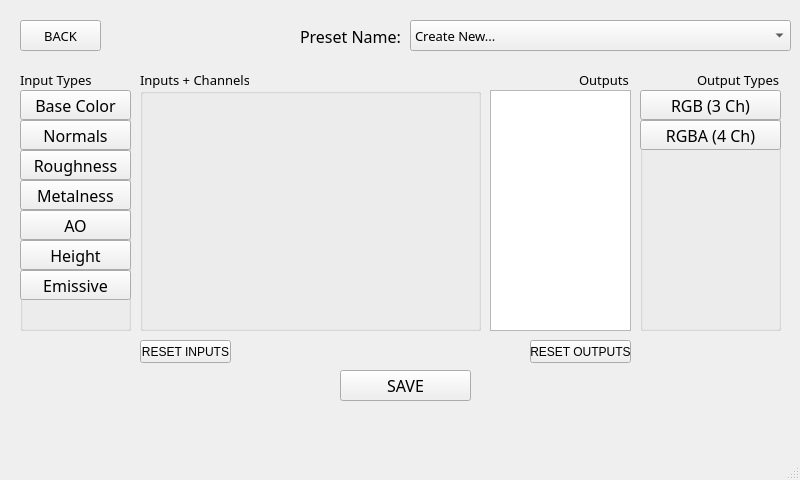
First picture: the form in PresetMaker.ui, repository Markgundam/TexturePacker, before the edit.
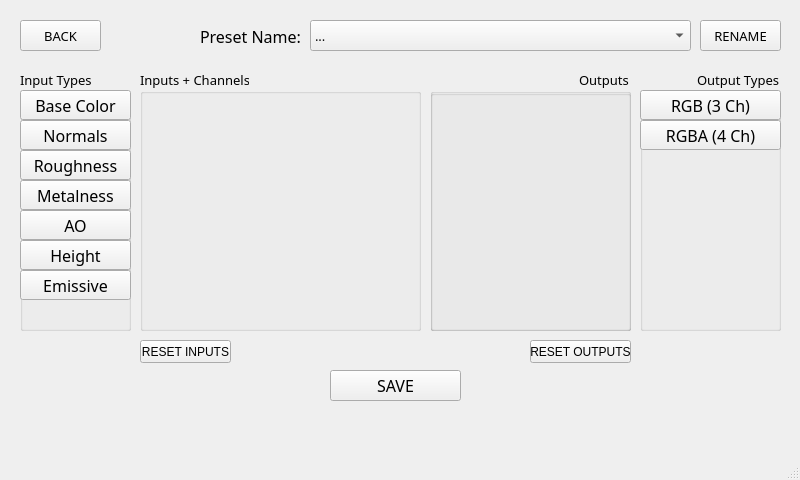
Second picture: the form after the edit.

Commit message: UI Frontend finalized

```diff
--- a/PresetMaker.ui
+++ b/PresetMaker.ui
@@ -10,6 +10,12 @@
     <height>480</height>
    </rect>
   </property>
+  <property name="minimumSize">
+   <size>
+    <width>800</width>
+    <height>480</height>
+   </size>
+  </property>
   <property name="font">
    <font>
     <italic>false</italic>
@@ -22,7 +28,13 @@
    <string>PresetMaker</string>
   </property>
   <widget class="QWidget" name="centralwidget">
-   <widget class="QGroupBox" name="groupBox">
+   <property name="minimumSize">
+    <size>
+     <width>0</width>
+     <height>0</height>
+    </size>
+   </property>
+   <widget class="QGroupBox" name="InputTypesBox">
     <property name="geometry">
      <rect>
       <x>20</x>
@@ -238,7 +250,7 @@
    <widget class="QLabel" name="label_4">
     <property name="geometry">
      <rect>
-      <x>300</x>
+      <x>200</x>
       <y>20</y>
       <width>111</width>
       <height>32</height>
@@ -257,7 +269,7 @@
    <widget class="QPushButton" name="PackButton_2">
     <property name="geometry">
      <rect>
-      <x>340</x>
+      <x>330</x>
       <y>370</y>
       <width>131</width>
       <height>31</height>
@@ -278,7 +290,7 @@
    <widget class="QComboBox" name="comboBox_2">
     <property name="geometry">
      <rect>
-      <x>410</x>
+      <x>310</x>
       <y>20</y>
       <width>381</width>
       <height>31</height>
@@ -293,6 +305,11 @@
     <property name="editable">
      <bool>false</bool>
     </property>
+    <item>
+     <property name="text">
+      <string>...</string>
+     </property>
+    </item>
     <item>
      <property name="text">
       <string>Create New...</string>
@@ -302,9 +319,9 @@
    <widget class="QGroupBox" name="groupBox_4">
     <property name="geometry">
      <rect>
-      <x>490</x>
+      <x>430</x>
       <y>70</y>
-      <width>141</width>
+      <width>201</width>
       <height>261</height>
      </rect>
     </property>
@@ -321,20 +338,17 @@
     <property name="title">
      <string>Outputs</string>
     </property>
-    <widget class="QListWidget" name="OutputList">
+    <widget class="QGroupBox" name="OutputNamesBox">
      <property name="geometry">
       <rect>
        <x>0</x>
        <y>20</y>
-       <width>141</width>
+       <width>201</width>
        <height>241</height>
       </rect>
      </property>
-     <property name="font">
-      <font>
-       <family>Montserrat Light</family>
-       <pointsize>12</pointsize>
-      </font>
+     <property name="title">
+      <string/>
      </property>
     </widget>
    </widget>
@@ -343,7 +357,7 @@
      <rect>
       <x>140</x>
       <y>70</y>
-      <width>341</width>
+      <width>281</width>
       <height>261</height>
      </rect>
     </property>
@@ -410,6 +424,27 @@
      <string>BACK</string>
     </property>
    </widget>
+   <widget class="QPushButton" name="RenameButton">
+    <property name="geometry">
+     <rect>
+      <x>700</x>
+      <y>20</y>
+      <width>81</width>
+      <height>31</height>
+     </rect>
+    </property>
+    <property name="font">
+     <font>
+      <family>Montserrat Light</family>
+      <pointsize>10</pointsize>
+      <weight>50</weight>
+      <bold>false</bold>
+     </font>
+    </property>
+    <property name="text">
+     <string>RENAME</string>
+    </property>
+   </widget>
   </widget>
   <widget class="QMenuBar" name="menubar">
    <property name="geometry">
```
Left out of the diff: 4 changed lines with no effect on the pictures. The commit also changes 6 other files.
